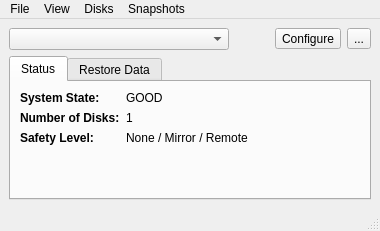
First picture: the form in src-qt4/life-preserver/LPMain.ui, repository trueos/pcbsd, before the edit.
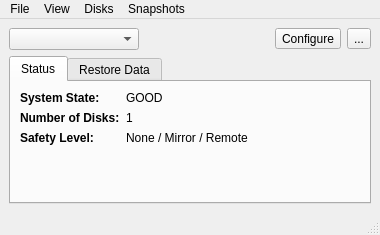
Second picture: the form after the edit. Icons and pictures are not drawn.

Commit message: Add more work to the new UI for life-preserver

What changed in the file:
```diff
--- a/src-qt4/life-preserver/LPMain.ui
+++ b/src-qt4/life-preserver/LPMain.ui
@@ -7,7 +7,7 @@
     <x>0</x>
     <y>0</y>
     <width>380</width>
-    <height>231</height>
+    <height>235</height>
    </rect>
   </property>
   <property name="windowTitle">
@@ -33,7 +33,7 @@
          <enum>Qt::Horizontal</enum>
         </property>
         <property name="sizeType">
-         <enum>QSizePolicy::Minimum</enum>
+         <enum>QSizePolicy::Expanding</enum>
         </property>
         <property name="sizeHint" stdset="0">
          <size>
```
Left out of the diff: 18 changed lines with no effect on the pictures. The commit also changes 3 other files.
